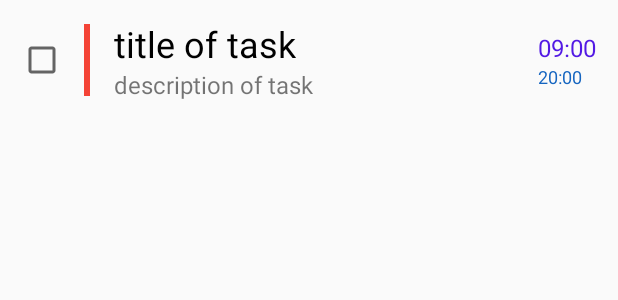
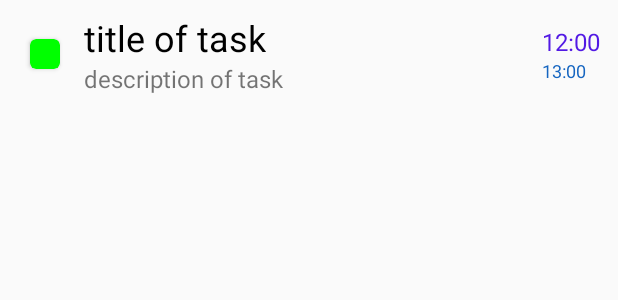
Before and after one commit to Qasim7/SmartToDo1, an Android app: the layout item_task.xml on its own in the app's theme, with its tools: preview values and no code run, on a phone screen of 412 x 824 dp. Shown: the top 300 px of the screen. Run offline under Robolectric (Android 15) with nearby library versions, the phone set to English and light mode, and no system bars.

Commit message:
order by start time

```diff
--- a/app/src/main/java/com/example/qasim/smarttodo/database/TaskDao.java
+++ b/app/src/main/java/com/example/qasim/smarttodo/database/TaskDao.java
@@ -19,7 +19,7 @@ public interface TaskDao {
     @Delete
     void delete(Task task);
 
-    @Query("SELECT * FROM task_table;")
+    @Query("SELECT * FROM task_table order by startTime")
     List<Task> getAllTasks();
 
     @Update
--- a/app/src/main/res/layout/item_task.xml
+++ b/app/src/main/res/layout/item_task.xml
@@ -1,19 +1,22 @@
 <?xml version="1.0" encoding="utf-8"?>
 <RelativeLayout xmlns:android="http://schemas.android.com/apk/res/android"
+    xmlns:app="http://schemas.android.com/apk/res-auto"
+    android:id="@+id/parentLayout"
     android:layout_width="match_parent"
     android:layout_height="72dp"
-    android:layout_margin="4dp"
     android:padding="4dp"
-    android:id="@+id/parentLayout">
+    >
 
+<android.support.v7.widget.CardView
+    android:id="@+id/cardView"
+    android:layout_width="20dp"
+    android:layout_height="20dp"
+    android:layout_centerVertical="true"
+    android:layout_margin="16dp"
+    app:cardBackgroundColor="#0f0"
+    app:cardCornerRadius="4dp">
 
-    <CheckBox
-        android:id="@+id/checkbox"
-        android:layout_width="wrap_content"
-        android:layout_height="wrap_content"
-        android:layout_centerVertical="true"
-        android:layout_margin="4dp"
-        android:padding="4dp" />
+</android.support.v7.widget.CardView>
 
     <LinearLayout
         android:id="@+id/lineartime"
@@ -22,54 +25,42 @@
         android:layout_alignParentEnd="true"
         android:layout_alignParentRight="true"
         android:layout_centerInParent="true"
-        android:orientation="vertical">
+        android:orientation="vertical"
+        android:padding="8dp">
 
         <TextView
             android:id="@+id/startTime"
-            android:layout_width="45dp"
+            android:layout_width="wrap_content"
             android:layout_height="wrap_content"
             android:maxLines="1"
-            android:text="09:00"
+            android:text="12:00"
             android:textColor="#5219e4"
             android:textSize="16sp" />
 
         <TextView
             android:id="@+id/finishTime"
-            android:layout_width="36dp"
+            android:layout_width="wrap_content"
             android:layout_height="wrap_content"
             android:maxLines="1"
-            android:text="20:00"
+            android:text="13:00"
             android:textColor="#1565C0"
             android:textSize="12sp" />
     </LinearLayout>
 
-    <View
-        android:id="@+id/colourTask"
-        android:layout_width="4dp"
-        android:layout_height="match_parent"
-        android:layout_marginTop="8dp"
-        android:layout_marginBottom="8dp"
-        android:background="#F44336"
-        android:layout_toRightOf="@id/checkbox"
-        android:layout_toEndOf="@id/checkbox">
-
-    </View>
 
     <LinearLayout
+        android:layout_toRightOf="@id/cardView"
         android:layout_width="match_parent"
         android:layout_height="wrap_content"
         android:layout_centerInParent="true"
-        android:weightSum=".80"
         android:orientation="vertical"
-        android:layout_toRightOf="@id/colourTask"
-        android:layout_toLeftOf="@id/lineartime">
+        android:layout_toLeftOf="@id/lineartime"
+        >
 
         <TextView
             android:id="@+id/titleTask"
             android:layout_width="wrap_content"
             android:layout_height="wrap_content"
-            android:layout_marginStart="16dp"
-            android:layout_marginLeft="16dp"
             android:maxLines="1"
             android:text="title of task"
             android:textColor="#000"
@@ -79,8 +70,6 @@
             android:id="@+id/descriptionTask"
             android:layout_width="wrap_content"
             android:layout_height="wrap_content"
-            android:layout_marginStart="16dp"
-            android:layout_marginLeft="16dp"
             android:maxLines="1"
             android:text="description of task"
             android:textSize="16sp" />
--- a/build.gradle
+++ b/build.gradle
@@ -7,7 +7,7 @@ buildscript {
         jcenter()
     }
     dependencies {
-        classpath 'com.android.tools.build:gradle:3.3.0'
+        classpath 'com.android.tools.build:gradle:3.4.0'
 
 
         // NOTE: Do not place your application dependencies here; they belong
```
Also changed, not shown: app/src/main/java/com/example/qasim/smarttodo/NewTaskActivity.java (+6 -2 lines), app/src/main/java/com/example/qasim/smarttodo/adapter/TaskAdapter.java (+22 -25 lines), app/src/main/java/com/example/qasim/smarttodo/util/SwipeToDeleteCallback.java (deleted, +0 -74 lines), app/src/main/res/layout/activity_new_task.xml (+27 -9 lines), gradle/wrapper/gradle-wrapper.properties.
